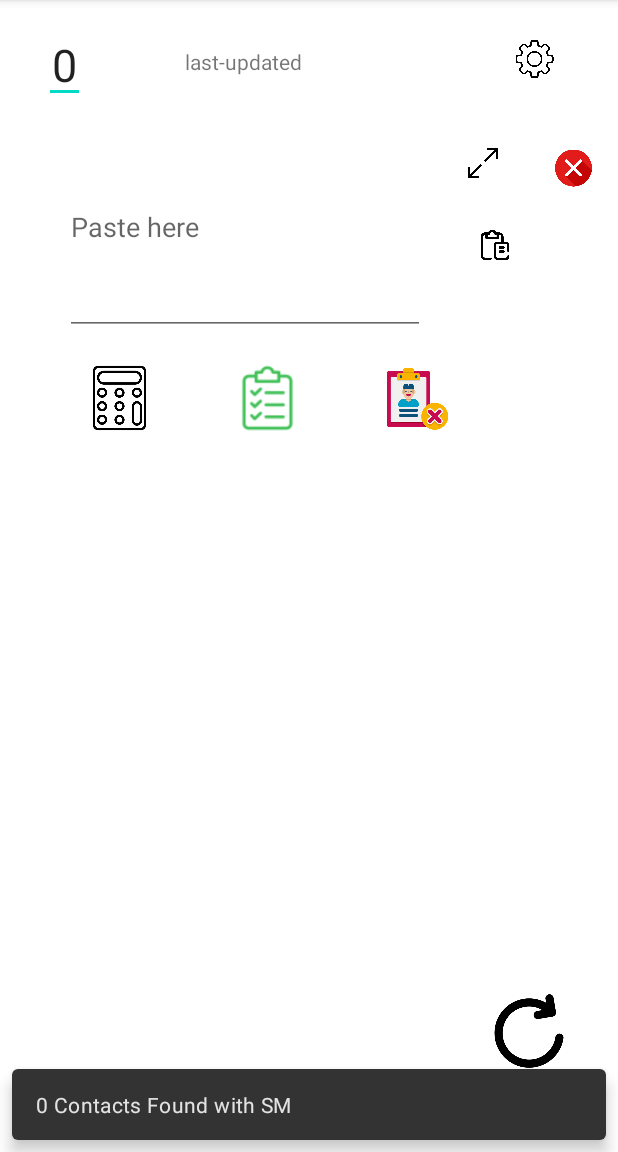
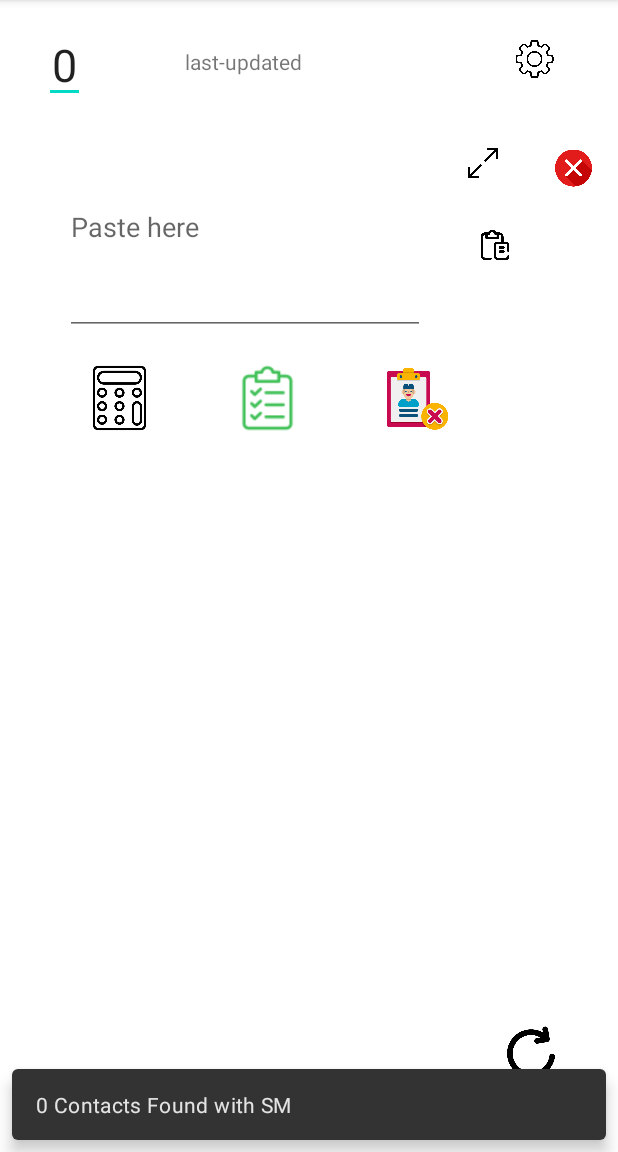
Before and after one commit to hemant-singh1811/CountApp, an Android app: the Display screen opened directly, with no data from a screen before it, on a phone screen of 412 x 824 dp, the part 84-1236 px from its top. Run offline under Robolectric (Android 15) with nearby library versions, the light colour scheme and no system bars; 1 statement that could not run was skipped.

Commit message:
scroll view UI break issue clear and floating button with progess bar has been added

```diff
--- a/app/build.gradle
+++ b/app/build.gradle
@@ -18,8 +18,8 @@ android {
         applicationId "com.counting.CountApp"
         minSdk 21
         targetSdk 33
-        versionCode 9
-        versionName "9.1"
+        versionCode 11
+        versionName "11.1"
 
         testInstrumentationRunner "androidx.test.runner.AndroidJUnitRunner"
     }
--- a/app/src/main/java/com/counting/CountApp/Display.java
+++ b/app/src/main/java/com/counting/CountApp/Display.java
@@ -4,11 +4,13 @@ import static android.Manifest.permission.READ_CONTACTS;
 
 import androidx.annotation.NonNull;
 import androidx.appcompat.app.AppCompatActivity;
+import androidx.constraintlayout.widget.ConstraintLayout;
 import androidx.core.app.ActivityCompat;
 
 import android.annotation.SuppressLint;
 import android.content.pm.ActivityInfo;
 import android.content.pm.PackageManager;
+import android.net.Uri;
 import android.os.Bundle;
 import android.content.ClipData;
 import android.content.ClipboardManager;
@@ -19,40 +21,36 @@ import android.content.SharedPreferences;
 import android.database.Cursor;
 import android.os.Build;
 
+import com.google.android.material.floatingactionbutton.FloatingActionButton;
 import com.google.android.material.snackbar.Snackbar;
 
+import android.os.Handler;
 import android.os.VibrationEffect;
 import android.provider.ContactsContract;
 import android.text.Editable;
 import android.text.TextWatcher;
 import android.util.Log;
+import android.view.MotionEvent;
 import android.view.View;
 import android.view.View.OnClickListener;
 import android.view.inputmethod.InputMethodManager;
 import android.widget.EditText;
 import android.widget.ImageView;
+import android.widget.ProgressBar;
 import android.widget.TextView;
 import android.widget.Toast;
 
-import java.text.SimpleDateFormat;
 import java.util.ArrayList;
 import java.util.Arrays;
 import java.util.HashMap;
-import java.util.HashSet;
 import java.util.List;
-import java.util.Locale;
 
 import android.os.Vibrator;
 
-import java.util.Calendar;
-import java.util.Date;
 import java.util.Random;
-
-import com.counting.CountApp.Helper.*;
 
 public class Display extends AppCompatActivity {
 
-    int i = 0;
     String sPref = "";
     String totalMember = "48";
     String presentMember = "0";
@@ -106,10 +104,12 @@ public class Display extends AppCompatActivity {
         ImageView resizeButton = (ImageView) findViewById(R.id.resizeText);
         ImageView pasteButton = (ImageView) findViewById(R.id.pasteButton);
         ImageView updateContactsButton = (ImageView) findViewById(R.id.refreshbutton);
+        ProgressBar simpleProgressBar = (ProgressBar) findViewById(R.id.contactsUpdateBar);
 
         if (prevActivity != null) {
             updateConfig(view);
         }
+
 
         resizeButton.setOnClickListener(new OnClickListener() {
             @Override
@@ -126,7 +126,7 @@ public class Display extends AppCompatActivity {
                 try {
                     int[] gap = {0};
                     int i = 0;
-                    int absentCount=1;
+                    int absentCount = 1;
                     StringBuilder resultantReport = new StringBuilder();
                     String alert = "🚨";
 
@@ -148,12 +148,12 @@ public class Display extends AppCompatActivity {
                     }
                     resultantReport.append("\n \n \n");
 
-                    Log.d(tag, "absentMemberList: "+absentMemberList.length);
+                    Log.d(tag, "absentMemberList: " + absentMemberList.length);
 
-                    for(int j=1;j<absentMemberList.length;j++){
-                        String absentMemberName=absentMemberList[j];
+                    for (int j = 1; j < absentMemberList.length; j++) {
+                        String absentMemberName = absentMemberList[j];
 
-                        if(absentMemberName.equals("null")) continue;
+                        if (absentMemberName.equals("null")) continue;
 
                         String trimmedName = trimstr(absentMemberName);
 
@@ -164,8 +164,8 @@ public class Display extends AppCompatActivity {
 
                     copyData(resultantReport.toString());
                     vibrate(250);
-                }catch (Exception e){
-                    Log.d(tag, "onClick: "+e.toString());
+                } catch (Exception e) {
+                    Log.d(tag, "onClick: " + e.toString());
                     displayToast("Something went wrong");
                 }
 
@@ -242,6 +242,7 @@ public class Display extends AppCompatActivity {
         });
 
         count.addTextChangedListener(new TextWatcher() {
+
             @Override
             public void beforeTextChanged(CharSequence charSequence, int i, int i1, int i2) {
 
@@ -287,8 +288,8 @@ public class Display extends AppCompatActivity {
                     countstrings.setSelection(countstrings.getText().length());
 
                     vibrate(250);
-                }catch (Exception e){
-                    Log.d(tag, "pasteButton onClick: "+e.toString());
+                } catch (Exception e) {
+                    Log.d(tag, "pasteButton onClick: " + e.toString());
                 }
 
             }
@@ -298,6 +299,11 @@ public class Display extends AppCompatActivity {
 
             public void onClick(View v) {
                 try {
+
+                    ConstraintLayout rt = (ConstraintLayout)findViewById(R.id.bottomSpace);
+
+                    rt.setVisibility(View.VISIBLE);
+
                     vibrate(250);
 
                     String lastUpdated = Helper.getDate() + " " + Helper.getTime();
@@ -306,13 +312,13 @@ public class Display extends AppCompatActivity {
                     int total = Integer.parseInt(count.getText().toString());
 
                     String inputHashText = countstrings.getText().toString();
-                    String[] lines=new String[0];
+                    String[] lines = new String[0];
 
-                    if(inputHashText.length()>0)
-                        lines=inputHashText.split(separator);
+                    if (inputHashText.length() > 0)
+                        lines = inputHashText.split(separator);
 
-                    absentMemberList = new String[total+1];
-                    Arrays.fill(absentMemberList,"null");
+                    absentMemberList = new String[total + 1];
+                    Arrays.fill(absentMemberList, "null");
 
 
                     int[] arr = new int[total];
@@ -340,7 +346,7 @@ public class Display extends AppCompatActivity {
                         if (arr[i] == 0) {
                             String sno = (i + 1) + "";
                             String s1 = sharedPreferencesContactsGroup.getString(sno, "Default Value");
-                            absentMemberList[i+1]=s1;
+                            absentMemberList[i + 1] = s1;
                             absentMembers++;
                             ans.append(s1).append("\n");
                         }
@@ -437,30 +443,28 @@ public class Display extends AppCompatActivity {
         setSharedPreferences();
     }
 
-    public void onPause(){
+    public void onPause() {
         super.onPause();
 
         Log.d(tag, "onPause: ");
     }
 
-
-    public void onStop(){
+    public void onStop() {
         super.onStop();
 
         Log.d(tag, "onStop: ");
     }
 
-
-    public void setSharedPreferences(){
+    public void setSharedPreferences() {
         try {
 
             SharedPreferences sharedPreferencesGroup = getSharedPreferences("group", MODE_PRIVATE);
             sPref = sharedPreferencesGroup.getString(Helper.SelectedGroup, "MainGroupSharedPref");
             sharedPreferences = getSharedPreferences(sPref, MODE_PRIVATE);
-            sharedPreferencesContactsGroup = getSharedPreferences(sPref+"ContactsGroup", MODE_PRIVATE);
+            sharedPreferencesContactsGroup = getSharedPreferences(sPref + "ContactsGroup", MODE_PRIVATE);
             setText(sharedPreferences);
-        }catch (Exception ignored){
-            Log.d(tag, "setSharedPreferences: "+ignored.toString());
+        } catch (Exception ignored) {
+            Log.d(tag, "setSharedPreferences: " + ignored.toString());
         }
     }
 
@@ -475,10 +479,14 @@ public class Display extends AppCompatActivity {
         }
 
         public void run() {
+            ProgressBar simpleProgressBar = (ProgressBar) findViewById(R.id.contactsUpdateBar);
+            ImageView updateContactsButton = (ImageView) findViewById(R.id.refreshbutton);
+
             try {
+                setVisibility(simpleProgressBar, updateContactsButton, true);
 
+                displaySnackbar(view, contactIdentifier + " Tag Contact Updating....");
                 vibrate(100);
-                displaySnackbar(view, contactIdentifier + " Tag Contact Updating....");
 
                 List<ContactModel>[] contactsList = getListsOfBothGroup(contactIdentifier);
 
@@ -491,20 +499,33 @@ public class Display extends AppCompatActivity {
                 putContactsIntoStorage(groupMemberContacts);
 
                 String printMessage = foundContacts + " Contacts Found with " + contactIdentifier;
+                displaySnackbar(view, printMessage);
+                vibrate(1000);
 
-                displaySnackbar(view, printMessage);
-
-                vibrate(1000);
-                i--;
+                setVisibility(simpleProgressBar, updateContactsButton, false);
 
             } catch (Exception e) {
                 Log.d(tag, "error here : " + e.toString());
                 displaySnackbar(view, "Something Went Wrong");
-                i--;
+                setVisibility(simpleProgressBar, updateContactsButton, false);
             }
 
         }
+    }
 
+    public void setVisibility(ProgressBar simpleProgressBar, ImageView updateContactsButton, boolean isVisible) {
+        runOnUiThread(new Runnable() {
+            @Override
+            public void run() {
+                if (isVisible) {
+                    simpleProgressBar.setVisibility(View.VISIBLE);
+                    updateContactsButton.setVisibility(View.INVISIBLE);
+                } else {
+                    simpleProgressBar.setVisibility(View.INVISIBLE);
+                    updateContactsButton.setVisibility(View.VISIBLE);
+                }
+            }
+        });
     }
 
     @Override
@@ -545,26 +566,22 @@ public class Display extends AppCompatActivity {
             if (checkPermissionGranted()) {
                 startContactUpdating();
             } else {
+                displayPermissionSnackbar(view, "Permission not granted");
                 String[] permissions = {READ_CONTACTS};
                 Random rand = new Random();
                 REQ_CODE = rand.nextInt(1000);
                 ActivityCompat.requestPermissions(Display.this, permissions, REQ_CODE);
+
             }
         } catch (Exception e) {
             Log.d(tag, "error is here" + e.toString());
 
         }
-
     }
 
     public void startContactUpdating() {
-        if (i == 0) {
-            i++;
             updatecontactobj = new UpdateContacts(view, identifier);
             updatecontactobj.start();
-        } else {
-            Log.d(tag, "i not zero");
-        }
     }
 
     public void updateConfig(View view) {
@@ -586,7 +603,30 @@ public class Display extends AppCompatActivity {
 
         View sbView = snk.getView();
         snk.show();
+    }
 
+    public void displayPermissionSnackbar(View view, String data) {
+
+        try {
+            Snackbar snk = Snackbar.make(view, data, Snackbar.LENGTH_SHORT).setAction("Action", null);
+
+            View sbView = snk.getView();
+
+            snk.setAction("Set Permission", new OnClickListener() {
+                @Override
+                public void onClick(View view) {
+                    startActivity(
+                            new Intent(
+                                    android.provider.Settings.ACTION_APPLICATION_DETAILS_SETTINGS,
+                                    Uri.fromParts("package", getPackageName(), null)
+                            )
+                    );
+                }
+            });
+            snk.show();
+        }catch (Exception e){
+            Log.d(tag, "displayPermissionSnackbar: "+e.toString());
+        }
     }
 
     public String formatstr(String total, String modify) {
@@ -701,9 +741,8 @@ public class Display extends AppCompatActivity {
             resultstr.append(" ");
 
             return resultstr.toString();
-        }
-        catch (Exception e){
-            Log.d(tag, "trimstr error : "+e.toString());
+        } catch (Exception e) {
+            Log.d(tag, "trimstr error : " + e.toString());
             return "";
         }
     }
@@ -747,7 +786,7 @@ public class Display extends AppCompatActivity {
 
                             if (name.length() <= 2) continue;
 
-                            int identifierLength=contactIdentifier.length();
+                            int identifierLength = contactIdentifier.length();
 
                             String nameEndString = name.substring(name.length() - identifierLength);
 
@@ -755,7 +794,7 @@ public class Display extends AppCompatActivity {
                                 ContactModel newContact = new ContactModel();
                                 newContact.id = id;
                                 newContact.serialNumber = "";
-                                newContact.name = name.substring(0,name.length() - identifierLength);
+                                newContact.name = name.substring(0, name.length() - identifierLength);
 
                                 newContact.mobileNumber = mobileNumber;
 
@@ -812,7 +851,7 @@ public class Display extends AppCompatActivity {
             String lastUpdateTime = shPref.getString(Helper.LastUpdatedTime, "last-updated");
             identifier = shPref.getString(Helper.Identifier, "SM");
             separator = shPref.getString(Helper.Separator, "%");
-            area = shPref.getString( Helper.Area, "देवली+ संगम विहार");
+            area = shPref.getString(Helper.Area, "देवली+ संगम विहार");
             totalMember = shPref.getString(Helper.TotalMember, "0");
 
             count.setText(totalMember);
@@ -844,5 +883,4 @@ public class Display extends AppCompatActivity {
         i.putExtra("value", inputStr);
         startActivity(i);
     }
-
 }
--- a/app/src/main/res/layout/activity_display.xml
+++ b/app/src/main/res/layout/activity_display.xml
@@ -7,8 +7,81 @@
     tools:context="com.counting.CountApp.Display">
 
         <include
+            android:id="@+id/include"
+            layout="@layout/subdisplay"
+            android:layout_width="match_parent"
+            android:layout_height="match_parent" />
+
+<!--        <com.google.android.material.floatingactionbutton.FloatingActionButton-->
+<!--            android:id="@+id/fab"-->
+<!--            android:layout_width="wrap_content"-->
+<!--            android:layout_height="wrap_content"-->
+<!--            android:layout_gravity="end|bottom"-->
+<!--            android:src="@drawable/refresh"-->
+<!--            app:backgroundTint="@color/white"-->
+<!--            app:layout_constraintBottom_toBottomOf="parent"-->
+<!--            app:layout_constraintEnd_toEndOf="parent"-->
+<!--            app:layout_constraintHorizontal_bias="0.915"-->
+<!--            app:layout_constraintStart_toStartOf="parent"-->
+<!--            app:layout_constraintTop_toTopOf="@+id/include"-->
+<!--            app:layout_constraintVertical_bias="0.946" />-->
+
+
+    <!--    <com.google.android.material.floatingactionbutton.FloatingActionButton-->
+<!--            android:id="@+id/fab1"-->
+<!--            android:layout_width="wrap_content"-->
+<!--            android:layout_height="wrap_content"-->
+<!--            android:layout_gravity="end|bottom"-->
+<!--            app:backgroundTint="@color/white"-->
+<!--            app:layout_constraintBottom_toBottomOf="parent"-->
+<!--            app:layout_constraintEnd_toEndOf="parent"-->
+<!--            app:layout_constraintHorizontal_bias="0.642"-->
+<!--            app:layout_constraintStart_toStartOf="parent"-->
+<!--            app:layout_constraintTop_toTopOf="@+id/include"-->
+<!--            app:layout_constraintVertical_bias="0.946"-->
+<!--            android:src="@drawable/refresh" />-->
+
+    <FrameLayout
+        android:layout_width="wrap_content"
+        android:layout_height="wrap_content"
+        app:layout_constraintBottom_toBottomOf="parent"
+        app:layout_constraintEnd_toEndOf="parent"
+        app:layout_constraintHorizontal_bias="0.915"
+        app:layout_constraintStart_toStartOf="parent"
+        app:layout_constraintTop_toTopOf="@+id/include"
+        app:layout_constraintVertical_bias="0.946"
+        android:backgroundTint="@color/white"
+        app:borderWidth="0sp"
+        >
+
+        <com.google.android.material.floatingactionbutton.FloatingActionButton
+            android:id="@+id/refreshbutton"
             android:layout_width="match_parent"
             android:layout_height="match_parent"
-            layout="@layout/subdisplay" />
+            android:visibility="visible"
+            app:maxImageSize="45dp"
+            android:scaleType="fitXY"
+            android:src="@drawable/refresh"
+            android:outlineProvider="none"
+            style="?android:attr/borderlessButtonStyle"
+            android:backgroundTint="@color/white"
+            android:background="@android:color/transparent"
+            app:borderWidth="0sp"
+            />
+
+        <ProgressBar
+            android:id="@+id/contactsUpdateBar"
+            android:layout_width="40dp"
+            android:layout_height="40dp"
+            android:layout_centerInParent="true"
+            android:indeterminateTint="@color/black"
+            android:layout_gravity="center"
+            android:visibility="invisible" />
+        />
+
+    </FrameLayout>
+
+
+
 
 </androidx.constraintlayout.widget.ConstraintLayout>
--- a/app/src/main/res/layout/activity_main.xml
+++ b/app/src/main/res/layout/activity_main.xml
@@ -41,6 +41,12 @@
         />
 
 
+    <ListView
+        android:id="@+id/mobile_list"
+        android:layout_width="match_parent"
+        android:layout_height="wrap_content" >
+    </ListView>
+
 
 
 
--- a/app/src/main/res/layout/bottomspace.xml
+++ b/app/src/main/res/layout/bottomspace.xml
@@ -2,6 +2,7 @@
 <androidx.constraintlayout.widget.ConstraintLayout xmlns:android="http://schemas.android.com/apk/res/android"
     android:layout_width="match_parent"
     android:layout_height="match_parent"
+    android:id="@+id/bottomSpace"
     xmlns:app="http://schemas.android.com/apk/res-auto"
     xmlns:tools="http://schemas.android.com/tools">
 
@@ -9,10 +10,8 @@
     <ScrollView
         android:id="@+id/scrollview"
         android:layout_width="wrap_content"
-        android:layout_height="match_parent"
-        tools:layout_editor_absoluteX="0dp"
-        tools:layout_editor_absoluteY="0dp"
-        android:layout_marginTop="15dp">
+        android:layout_height="wrap_content"
+        >
 
         <TextView
             android:id="@+id/Scrollresult"
--- /dev/null
+++ b/app/src/main/res/layout/list_item.xml
@@ -0,0 +1,12 @@
+<?xml version="1.0" encoding="utf-8"?>
+<androidx.constraintlayout.widget.ConstraintLayout xmlns:android="http://schemas.android.com/apk/res/android"
+    android:layout_width="match_parent"
+    android:layout_height="match_parent">
+
+
+    <TextView
+        android:layout_width="wrap_content"
+        android:layout_height="wrap_content"
+
+        />
+</androidx.constraintlayout.widget.ConstraintLayout>
--- a/app/src/main/res/layout/subdisplay.xml
+++ b/app/src/main/res/layout/subdisplay.xml
@@ -1,11 +1,12 @@
 <?xml version="1.0" encoding="utf-8"?>
-<androidx.constraintlayout.widget.ConstraintLayout
+<LinearLayout
     xmlns:android="http://schemas.android.com/apk/res/android"
     xmlns:app="http://schemas.android.com/apk/res-auto"
     xmlns:tools="http://schemas.android.com/tools"
     android:layout_width="match_parent"
-    android:layout_height="wrap_content">
-
+    android:layout_height="match_parent"
+    android:orientation="vertical"
+    >
 
     <include
         android:id="@+id/topSpace"
@@ -13,10 +14,9 @@
         android:layout_width="match_parent"
         android:layout_height="wrap_content"
         android:layout_marginTop="16dp"
+        android:gravity="center"
         app:layout_constraintTop_toTopOf="parent"
-        tools:layout_editor_absoluteX="0dp"
-        android:gravity="center"
-        />
+        tools:layout_editor_absoluteX="0dp" />
 
     <include
         android:id="@+id/inputSpace"
@@ -40,26 +40,11 @@
         android:id="@+id/bottomSpace"
         layout="@layout/bottomspace"
         android:layout_width="match_parent"
-        android:layout_height="350dp"
+        android:layout_height="wrap_content"
+        android:padding="10dp"
+        android:layout_marginTop="15dp"
         app:layout_constraintBottom_toBottomOf="parent"
         app:layout_constraintTop_toBottomOf="@+id/buttonSpace"
-        app:layout_constraintVertical_bias="1"
-        android:layout_marginTop="150dp"
-         />
+       />
 
-    <ImageView
-        android:id="@+id/refreshbutton"
-        android:layout_width="65dp"
-        android:layout_height="76dp"
-        android:layout_margin="4dp"
-        android:contentDescription="@null"
-        android:scaleType="fitCenter"
-        app:layout_constraintBottom_toBottomOf="parent"
-        app:layout_constraintEnd_toEndOf="parent"
-        app:layout_constraintHorizontal_bias="0.933"
-        app:layout_constraintStart_toStartOf="parent"
-        app:layout_constraintTop_toTopOf="parent"
-        app:layout_constraintVertical_bias="0.943"
-        app:srcCompat="@drawable/refresh" />
-
-</androidx.constraintlayout.widget.ConstraintLayout>
+</LinearLayout>
```
Also changed, not shown: 2 other files.
